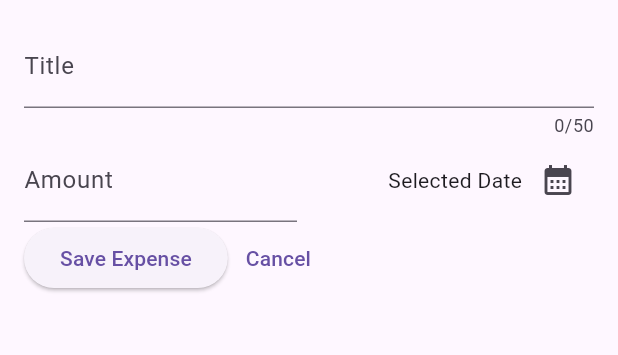
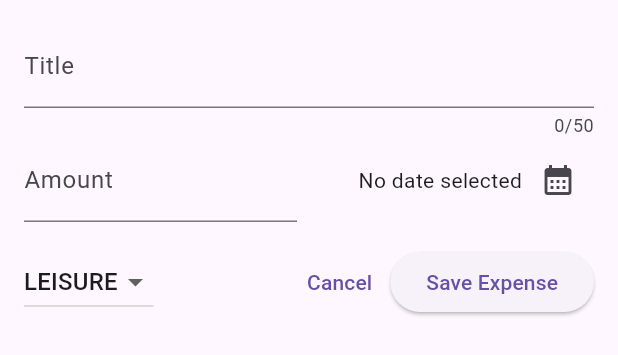
Before and after one commit to its-cess/flutter_expenses, a Flutter app: the NewExpense widget shown alone on an empty page, opened directly, on a phone screen of 412 x 824 dp. Shown: the top 355 px of the screen. Run offline on Flutter 3.47's test engine with Material 3 defaults, Android fonts, the phone set to English and light mode, and no system bars.

Commit message:
add date picker logic. add category dropdown and logic.

```diff
--- a/lib/widgets/new_expense.dart
+++ b/lib/widgets/new_expense.dart
@@ -1,6 +1,5 @@
-import 'package:flutter/cupertino.dart';
+import 'package:expense_tracker/models/expense.dart';
 import 'package:flutter/material.dart';
-import 'package:flutter/widgets.dart';
 
 class NewExpense extends StatefulWidget {
   const NewExpense({super.key});
@@ -20,6 +19,22 @@ class _NewExpenseState extends State<NewExpense> {
     _titleController.dispose();
     _amountContoller.dispose();
     super.dispose();
+  }
+
+  DateTime? _selectedDate;
+  Category _selectedCategory = Category.leisure;
+
+  void _presentDatePicker() async {
+    final now = DateTime.now();
+    final firstDate = DateTime(now.year - 1, now.month, now.day);
+    final pickedDate = await showDatePicker(
+      context: context,
+      firstDate: firstDate,
+      lastDate: now,
+    );
+    setState(() {
+      _selectedDate = pickedDate;
+    });
   }
 
   @override
@@ -53,9 +68,13 @@ class _NewExpenseState extends State<NewExpense> {
                   mainAxisAlignment: MainAxisAlignment.end,
                   crossAxisAlignment: CrossAxisAlignment.center,
                   children: [
-                    const Text('Selected Date'),
+                    //the ! after _selectedDate is added because Flutter was mad that DateTime might be null
+                    //but since we are checking if it's null first, we use the ! to force it to accept it
+                    Text(_selectedDate == null
+                        ? 'No date selected'
+                        : formatter.format(_selectedDate!)),
                     IconButton(
-                      onPressed: () {},
+                      onPressed: _presentDatePicker,
                       icon: const Icon(Icons.calendar_month),
                     )
                   ],
@@ -63,8 +82,38 @@ class _NewExpenseState extends State<NewExpense> {
               ),
             ],
           ),
+          const SizedBox(height: 16),
           Row(
             children: [
+              //DropdownButtom items wants a list of dropdown items.
+              //Category.valeus is a list of enum values.
+              //so we have to map over it to change them into the correct type of item it wants.
+              //add .toList() because map returns an Iterable.
+              //"value" is what will be saved, "child" is what the user will see on FE.
+              DropdownButton(
+                  value: _selectedCategory,
+                  items: Category.values
+                      .map((category) => DropdownMenuItem(
+                          value: category,
+                          child: Text(
+                            category.name.toUpperCase(),
+                          )))
+                      .toList(),
+                  onChanged: (value) {
+                    if (value == null) {
+                      return;
+                    }
+                    setState(() {
+                      _selectedCategory = value;
+                    });
+                  }),
+              const Spacer(),
+              TextButton(
+                onPressed: () {
+                  Navigator.pop(context);
+                },
+                child: const Text('Cancel'),
+              ),
               ElevatedButton(
                 onPressed: () {
                   print(_titleController.text);
@@ -72,12 +121,6 @@ class _NewExpenseState extends State<NewExpense> {
                 },
                 child: const Text('Save Expense'),
               ),
-              TextButton(
-                onPressed: () {
-                  Navigator.pop(context);
-                },
-                child: const Text('Cancel'),
-              )
             ],
           )
         ],
```
